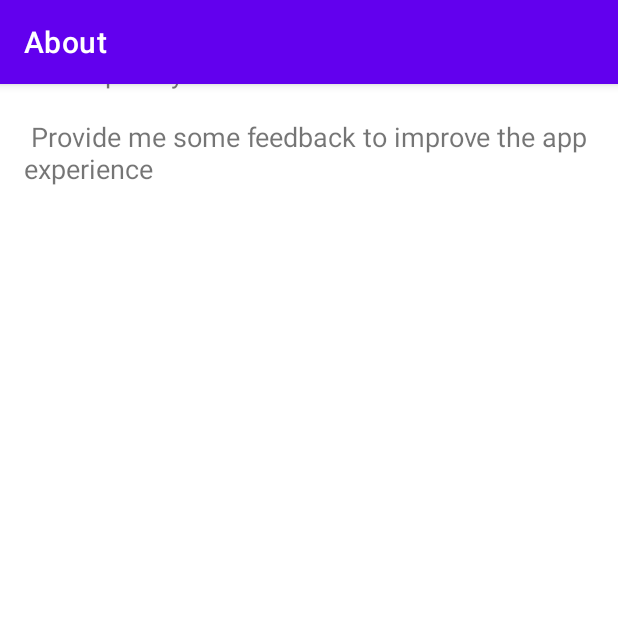
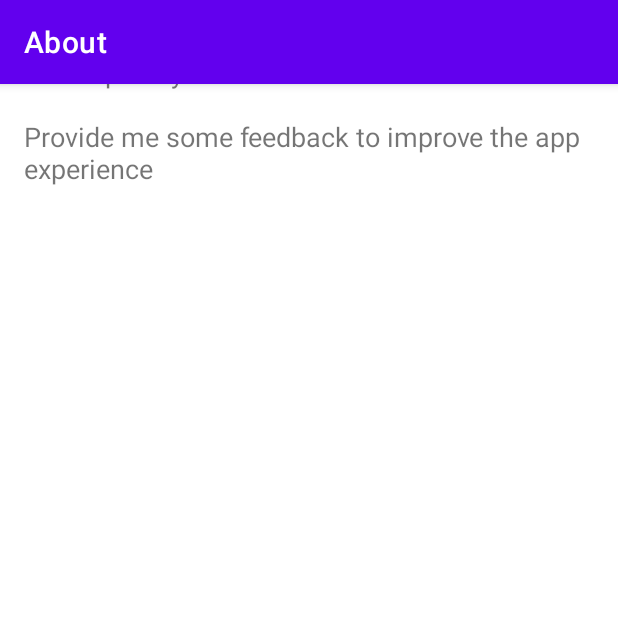
Before and after one commit to tphan5901/Music-Player, an Android app built with Jetpack Compose: the AboutActivity screen opened directly, with no data from a screen before it, on a phone screen of 412 x 824 dp, the top half of it. Run offline under Robolectric (Android 15) with nearby library versions, the phone set to English and light mode, and no system bars.

Commit message:
UI updates

```diff
--- a/app/src/main/java/com/example/musicplayer/AboutActivity.kt
+++ b/app/src/main/java/com/example/musicplayer/AboutActivity.kt
@@ -21,7 +21,7 @@ class AboutActivity : AppCompatActivity() {
 
     private fun aboutText(): String{
         return "Developed by: Madeline Yamada" +
-        "\n\n Provide me some feedback to improve the app experience"
+        "\n\nProvide me some feedback to improve the app experience"
     }
 
 }
--- a/app/src/main/res/layout/activity_about.xml
+++ b/app/src/main/res/layout/activity_about.xml
@@ -13,7 +13,7 @@
         android:layout_height="match_parent"
         android:text="@string/about"
         android:textSize="18sp"
-        android:layout_margin="16dp"
-        android:paddingTop="20dp" />
+        android:padding="16dp"
+        android:layout_marginTop="20dp" />
 
 </androidx.constraintlayout.widget.ConstraintLayout>
```
